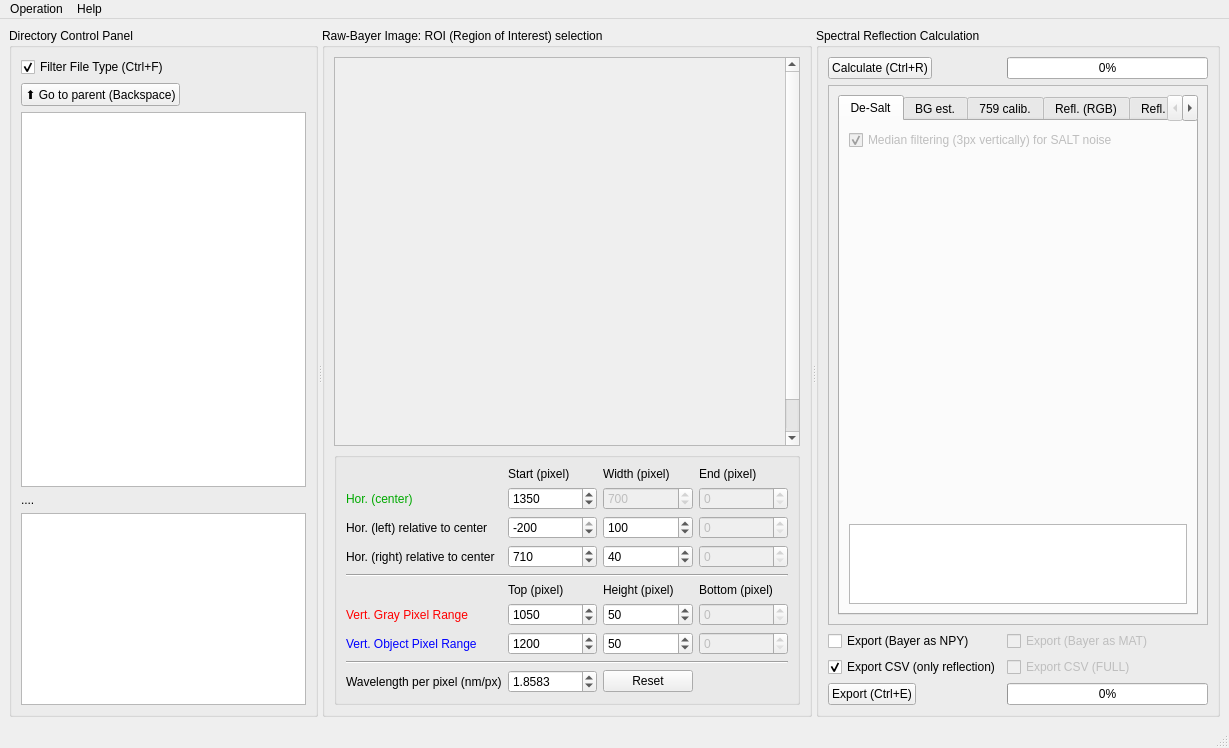
The window that UI/UI_Mainwindow.ui (garid3000/bps_spectrometer_gui) describes before a commit, drawn with Qt 5.
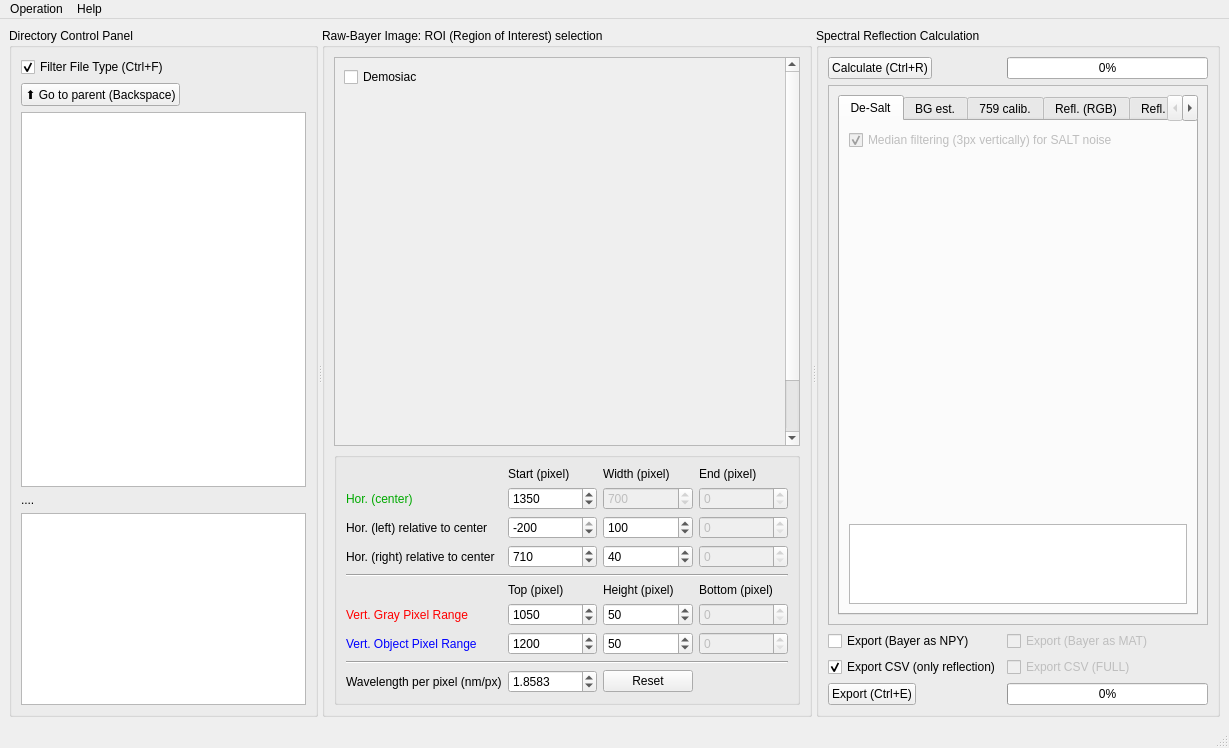
The same window after the commit. Icons and pictures are not drawn. Custom widgets are drawn as their Qt base class.

Commit message: Demosiacing visual raw bayer graph.

Patch:
```diff
--- a/UI/UI_Mainwindow.ui
+++ b/UI/UI_Mainwindow.ui
@@ -119,10 +119,17 @@
              <x>0</x>
              <y>0</y>
              <width>458</width>
-             <height>424</height>
+             <height>450</height>
             </rect>
            </property>
            <layout class="QVBoxLayout" name="verticalLayout_4">
+            <item>
+             <widget class="QCheckBox" name="cb_rawbayer_visual_demosiac">
+              <property name="text">
+               <string>Demosiac</string>
+              </property>
+             </widget>
+            </item>
             <item>
              <widget class="ImageView" name="graph_2dimg" native="true">
               <property name="sizePolicy">
```
The commit also changes 2 other files.
